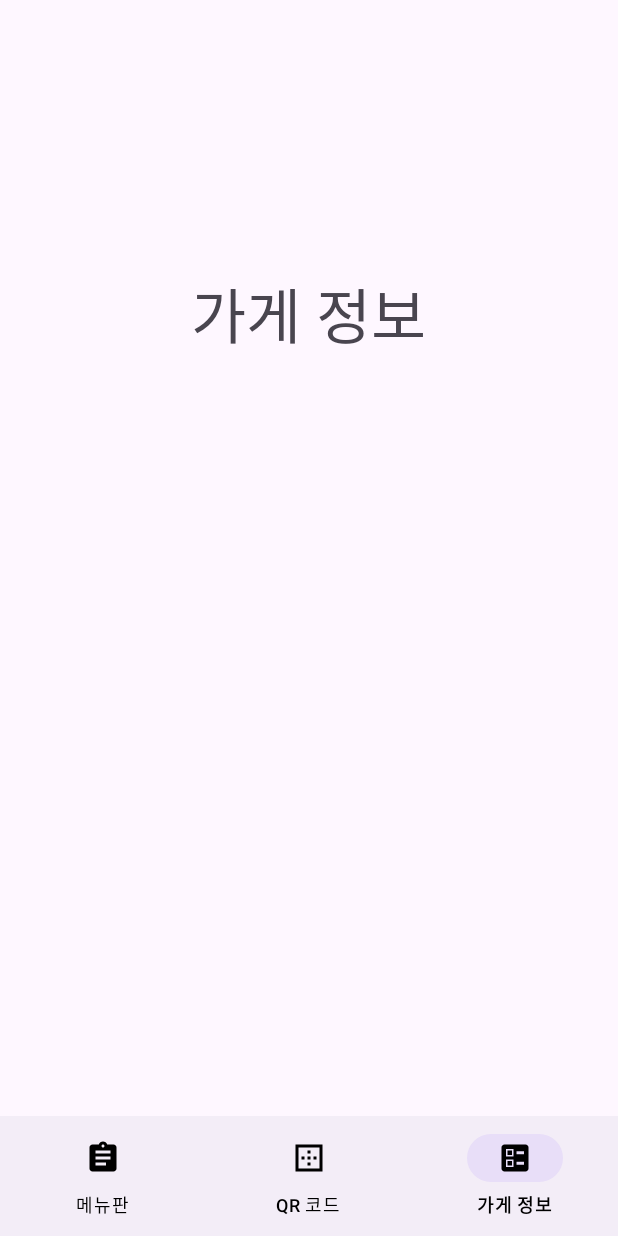
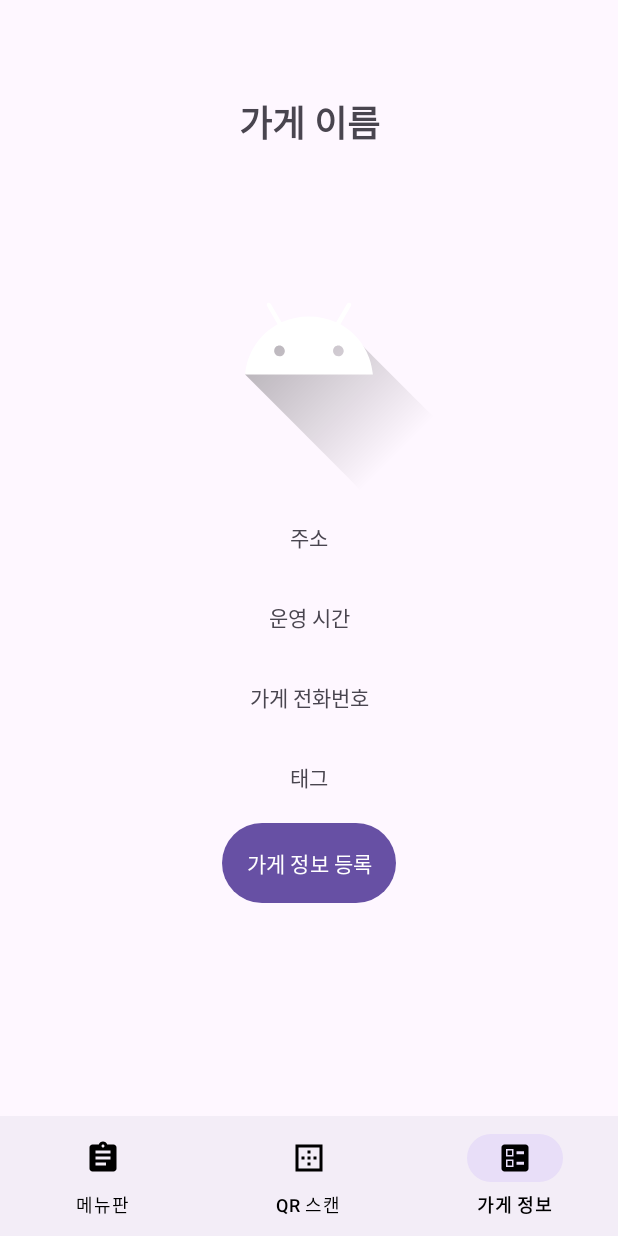
Before and after one commit to fhddhdy37/ddhiCEO, an Android app: the screen it shows after launch (MainActivity), item 3 of the bottom bar chosen, on a phone screen of 412 x 824 dp. Run offline under Robolectric (Android 15) with nearby library versions, the phone set to English and light mode, and no system bars; libraries missing offline, so code that uses them is left out: com.budiyev.android; pictures from the network do not load; 1 statement that could not run was skipped.

Commit message:
splash / QRScan / StoreInfoActivity
손님앱과 똑같이 앱 실행화면 splashActivity 구현 / QRScannerActivity 기능 Frag2에서 작동 하도록 수정 / StoreInfoActivity 가게 정보 입력 받아서 frag3에 화면 출력 구현

```diff
--- a/app/build.gradle.kts
+++ b/app/build.gradle.kts
@@ -58,4 +58,6 @@ dependencies {
     implementation(platform("com.google.firebase:firebase-bom:33.0.0"))
     implementation("com.google.firebase:firebase-analytics")
     implementation("com.google.firebase:firebase-database-ktx")
+    implementation ("com.github.bumptech.glide:glide:4.12.0")
+    annotationProcessor ("com.github.bumptech.glide:compiler:4.12.0")
 }
--- a/app/src/main/java/com/tuk/ddhiceo/Frag3.kt
+++ b/app/src/main/java/com/tuk/ddhiceo/Frag3.kt
@@ -1,15 +1,65 @@
 package com.tuk.ddhiceo
 
+import android.app.Activity
+import android.content.Intent
 import android.os.Bundle
 import android.view.LayoutInflater
 import android.view.View
 import android.view.ViewGroup
+import android.widget.Button
+import android.widget.ImageView
+import android.widget.TextView
 import androidx.fragment.app.Fragment
+import com.bumptech.glide.Glide
 
 class Frag3 : Fragment() {
 
+    private lateinit var storeImageView: ImageView
+    private lateinit var storeNameTextView: TextView
+    private lateinit var storeAddressTextView: TextView
+    private lateinit var storeHoursTextView: TextView
+    private lateinit var storePhoneTextView: TextView
+    private lateinit var storeTagsTextView: TextView
+    private lateinit var editStoreInfoButton: Button
+
     override fun onCreateView(inflater: LayoutInflater, container: ViewGroup?, savedInstanceState: Bundle?): View? {
-        // Inflate the layout for this fragment
-        return inflater.inflate(R.layout.frag3, container, false)
+        val view = inflater.inflate(R.layout.frag3, container, false)
+        storeImageView = view.findViewById(R.id.store_image)
+        storeNameTextView = view.findViewById(R.id.store_name)
+        storeAddressTextView = view.findViewById(R.id.store_address)
+        storeHoursTextView = view.findViewById(R.id.store_hours)
+        storePhoneTextView = view.findViewById(R.id.store_phone)
+        storeTagsTextView = view.findViewById(R.id.store_tags)
+        editStoreInfoButton = view.findViewById(R.id.edit_store_info)
+
+        editStoreInfoButton.setOnClickListener {
+            val intent = Intent(activity, StoreInfoInputActivity::class.java)
+            startActivityForResult(intent, REQUEST_CODE)
+        }
+
+        return view
+    }
+
+    override fun onActivityResult(requestCode: Int, resultCode: Int, data: Intent?) {
+        super.onActivityResult(requestCode, resultCode, data)
+        if (requestCode == REQUEST_CODE && resultCode == Activity.RESULT_OK && data != null) {
+            val storeName = data.getStringExtra("storeName")
+            val storeAddress = data.getStringExtra("storeAddress")
+            val storeHours = data.getStringExtra("storeHours")
+            val storePhone = data.getStringExtra("storePhone")
+            val storeTags = data.getStringExtra("storeTags")
+            val storeImageUri = data.getStringExtra("storeImage")
+
+            storeNameTextView.text = storeName
+            storeAddressTextView.text = storeAddress
+            storeHoursTextView.text = storeHours
+            storePhoneTextView.text = storePhone
+            storeTagsTextView.text = storeTags
+            Glide.with(this).load(storeImageUri).placeholder(R.drawable.ic_launcher_foreground).into(storeImageView)
+        }
+    }
+
+    companion object {
+        private const val REQUEST_CODE = 100
     }
 }
--- a/app/src/main/java/com/tuk/ddhiceo/MainActivity.kt
+++ b/app/src/main/java/com/tuk/ddhiceo/MainActivity.kt
@@ -30,7 +30,9 @@ class MainActivity : AppCompatActivity() {
                 else -> false
             }
         }
-        setFrag(0)
+
+        val targetFragment = intent.getIntExtra("TARGET_FRAGMENT", 0)
+        setFrag(targetFragment)
     }
 
     private fun setFrag(fragNum: Int): Boolean {
--- /dev/null
+++ b/app/src/main/java/com/tuk/ddhiceo/SplashActivity.kt
@@ -0,0 +1,20 @@
+package com.tuk.ddhiceo
+
+import android.content.Intent
+import android.os.Bundle
+import android.os.Handler
+import android.os.Looper
+import androidx.appcompat.app.AppCompatActivity
+
+class SplashActivity : AppCompatActivity() {
+    override fun onCreate(savedInstanceState: Bundle?) {
+        super.onCreate(savedInstanceState)
+        setContentView(R.layout.activity_splash)
+
+        Handler(Looper.getMainLooper()).postDelayed({
+            val intent = Intent(this, MainActivity::class.java)
+            startActivity(intent)
+            finish()
+        }, 2500)
+    }
+}
--- /dev/null
+++ b/app/src/main/res/drawable/splash_image_background.xml
@@ -0,0 +1,4 @@
+<?xml version="1.0" encoding="utf-8"?>
+<shape xmlns:android="http://schemas.android.com/apk/res/android">
+    <solid android:color="#FFFFFF" />
+</shape>
--- a/app/src/main/res/layout/frag3.xml
+++ b/app/src/main/res/layout/frag3.xml
@@ -5,14 +5,76 @@
     android:layout_height="match_parent">
 
     <TextView
-        android:id="@+id/textView"
+        android:id="@+id/store_name"
         android:layout_width="wrap_content"
         android:layout_height="wrap_content"
-        android:layout_marginTop="132dp"
-        android:text="가게 정보"
-        android:textSize="40dp"
+        android:text="가게 이름"
+        android:textSize="24sp"
+        android:textStyle="bold"
+        app:layout_constraintTop_toTopOf="parent"
+        app:layout_constraintStart_toStartOf="parent"
         app:layout_constraintEnd_toEndOf="parent"
-        app:layout_constraintHorizontal_bias="0.498"
+        app:layout_constraintHorizontal_bias="0.5"
+        android:padding="16dp" />
+
+    <ImageView
+        android:id="@+id/store_image"
+        android:layout_width="0dp"
+        android:layout_height="200dp"
+        app:layout_constraintTop_toBottomOf="@id/store_name"
         app:layout_constraintStart_toStartOf="parent"
-        app:layout_constraintTop_toTopOf="parent" />
+        app:layout_constraintEnd_toEndOf="parent"
+        app:layout_constraintWidth_percent="0.8"
+        android:layout_marginTop="16dp"
+        app:srcCompat="@drawable/ic_launcher_foreground" />
+
+    <TextView
+        android:id="@+id/store_address"
+        android:layout_width="wrap_content"
+        android:layout_height="wrap_content"
+        android:text="주소"
+        app:layout_constraintTop_toBottomOf="@id/store_image"
+        app:layout_constraintStart_toStartOf="parent"
+        app:layout_constraintEnd_toEndOf="parent"
+        android:padding="16dp" />
+
+    <TextView
+        android:id="@+id/store_hours"
+        android:layout_width="wrap_content"
+        android:layout_height="wrap_content"
+        android:text="운영 시간"
+        app:layout_constraintTop_toBottomOf="@id/store_address"
+        app:layout_constraintStart_toStartOf="parent"
+        app:layout_constraintEnd_toEndOf="parent"
+        android:padding="16dp" />
+
+    <TextView
+        android:id="@+id/store_phone"
+        android:layout_width="wrap_content"
+        android:layout_height="wrap_content"
+        android:text="가게 전화번호"
+        app:layout_constraintTop_toBottomOf="@id/store_hours"
+        app:layout_constraintStart_toStartOf="parent"
+        app:layout_constraintEnd_toEndOf="parent"
+        android:padding="16dp" />
+
+    <TextView
+        android:id="@+id/store_tags"
+        android:layout_width="wrap_content"
+        android:layout_height="wrap_content"
+        android:text="태그"
+        app:layout_constraintTop_toBottomOf="@id/store_phone"
+        app:layout_constraintStart_toStartOf="parent"
+        app:layout_constraintEnd_toEndOf="parent"
+        android:padding="16dp" />
+
+    <Button
+        android:id="@+id/edit_store_info"
+        android:layout_width="wrap_content"
+        android:layout_height="wrap_content"
+        android:text="가게 정보 등록"
+        app:layout_constraintTop_toBottomOf="@id/store_tags"
+        app:layout_constraintStart_toStartOf="parent"
+        app:layout_constraintEnd_toEndOf="parent"
+        android:padding="16dp" />
 </androidx.constraintlayout.widget.ConstraintLayout>
--- a/app/src/main/res/menu/bottomnavi.xml
+++ b/app/src/main/res/menu/bottomnavi.xml
@@ -10,7 +10,7 @@
         android:id="@+id/action_qrcode"
         android:enabled="true"
         android:icon="@drawable/qrcode"
-        android:title="QR 코드"/>
+        android:title="QR 스캔"/>
     <item
         android:id="@+id/action_storeim"
         android:enabled="true"
--- /dev/null
+++ b/app/src/main/res/mipmap-anydpi-v26/ic_banner.xml
@@ -0,0 +1,5 @@
+<?xml version="1.0" encoding="utf-8"?>
+<adaptive-icon xmlns:android="http://schemas.android.com/apk/res/android">
+    <background android:drawable="@color/ic_banner_background"/>
+    <foreground android:drawable="@drawable/placeholder_image"/>
+</adaptive-icon>
--- /dev/null
+++ b/app/src/main/res/values/ic_banner_background.xml
@@ -0,0 +1,4 @@
+<?xml version="1.0" encoding="utf-8"?>
+<resources>
+    <color name="ic_banner_background">#FFFFFF</color>
+</resources>
```
Also changed, not shown: app/src/main/AndroidManifest.xml (+7 -1 lines), app/src/main/java/com/tuk/ddhiceo/Frag2.kt (+94 -2 lines), app/src/main/java/com/tuk/ddhiceo/SetCouponActivity.kt (+10 -11 lines), app/src/main/java/com/tuk/ddhiceo/StoreInfoInputActivity.kt (added, +60 -0 lines), app/src/main/res/drawable/background_splash.xml (added, +9 -0 lines), app/src/main/res/drawable/placeholder_image.xml (added, +63 -0 lines), app/src/main/res/layout/activity_splash.xml (added, +7 -0 lines), app/src/main/res/layout/activity_store_info_input.xml (added, +73 -0 lines), app/src/main/res/layout/frag2.xml (+28 -7 lines), app/src/main/res/drawable/splash_image.png (added), app/src/main/res/mipmap-xhdpi/ic_banner.png (added).
